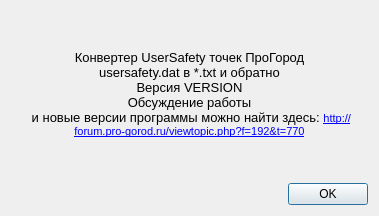
aunoor/pgsconverter, file ui/aboutdialog.ui: the form before one commit.
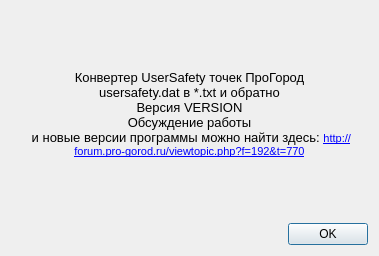
The form after the commit. Icons and pictures are not drawn.

Commit message: Множество мелких изменений в интерфейсе

```diff
--- a/ui/aboutdialog.ui
+++ b/ui/aboutdialog.ui
@@ -7,7 +7,7 @@
     <x>0</x>
     <y>0</y>
     <width>379</width>
-    <height>216</height>
+    <height>256</height>
    </rect>
   </property>
   <property name="minimumSize">
@@ -19,7 +19,7 @@
   <property name="maximumSize">
    <size>
     <width>379</width>
-    <height>216</height>
+    <height>256</height>
    </size>
   </property>
   <property name="windowTitle">
@@ -39,9 +39,9 @@
 &lt;p align=&quot;center&quot; style=&quot; margin-top:0px; margin-bottom:0px; margin-left:0px; margin-right:0px; -qt-block-indent:0; text-indent:0px;&quot;&gt;&lt;span style=&quot; font-family:'Sans'; font-size:10pt;&quot;&gt;Конвертер UserSafety точек ПроГород&lt;/span&gt;&lt;/p&gt;
 &lt;p align=&quot;center&quot; style=&quot; margin-top:0px; margin-bottom:0px; margin-left:0px; margin-right:0px; -qt-block-indent:0; text-indent:0px;&quot;&gt;&lt;span style=&quot; font-family:'Sans'; font-size:10pt;&quot;&gt;usersafety.dat в *.txt и обратно&lt;/span&gt;&lt;/p&gt;
 &lt;p align=&quot;center&quot; style=&quot; margin-top:0px; margin-bottom:0px; margin-left:0px; margin-right:0px; -qt-block-indent:0; text-indent:0px;&quot;&gt;&lt;span style=&quot; font-family:'Sans'; font-size:10pt;&quot;&gt;Версия VERSION&lt;/span&gt;&lt;/p&gt;
-&lt;p align=&quot;center&quot; style=&quot; margin-top:0px; margin-bottom:0px; margin-left:0px; margin-right:0px; -qt-block-indent:0; text-indent:0px;&quot;&gt;&lt;img src=&quot;:/gui/icons/map_edit.png&quot; /&gt;&lt;/p&gt;
+&lt;p align=&quot;center&quot; style=&quot; margin-top:0px; margin-bottom:0px; margin-left:0px; margin-right:0px; -qt-block-indent:0; text-indent:0px;&quot;&gt;&lt;img src=&quot;:/gui/icons/Users-Police-icon_small.png&quot; /&gt;&lt;/p&gt;
 &lt;p align=&quot;center&quot; style=&quot; margin-top:0px; margin-bottom:0px; margin-left:0px; margin-right:0px; -qt-block-indent:0; text-indent:0px;&quot;&gt;&lt;span style=&quot; font-family:'Sans'; font-size:10pt;&quot;&gt;Обсуждение работы&lt;/span&gt;&lt;/p&gt;
-&lt;p align=&quot;center&quot; style=&quot; margin-top:0px; margin-bottom:0px; margin-left:0px; margin-right:0px; -qt-block-indent:0; text-indent:0px;&quot;&gt;&lt;span style=&quot; font-family:'Sans'; font-size:10pt;&quot;&gt; и новые версии программы можно найти здесь: &lt;/span&gt;&lt;a href=&quot;http://forum.pro-gorod.ru/viewtopic.php?f=192&amp;amp;t=770&quot;&gt;&lt;span style=&quot; text-decoration: underline; color:#0000ff;&quot;&gt;http://forum.pro-gorod.ru/viewtopic.php?f=192&amp;amp;t=770&lt;/span&gt;&lt;/a&gt;&lt;/p&gt;&lt;/body&gt;&lt;/html&gt;</string>
+&lt;p align=&quot;center&quot; style=&quot; margin-top:0px; margin-bottom:0px; margin-left:0px; margin-right:0px; -qt-block-indent:0; text-indent:0px;&quot;&gt;&lt;span style=&quot; font-family:'Sans'; font-size:10pt;&quot;&gt; и новые версии программы можно найти здесь: &lt;/span&gt;&lt;a href=&quot;http://forum.pro-gorod.ru/viewtopic.php?f=192&amp;amp;t=770&quot;&gt;&lt;span style=&quot; font-size:8pt; text-decoration: underline; color:#0000ff;&quot;&gt;http://forum.pro-gorod.ru/viewtopic.php?f=192&amp;amp;t=770&lt;/span&gt;&lt;/a&gt;&lt;/p&gt;&lt;/body&gt;&lt;/html&gt;</string>
         </property>
         <property name="wordWrap">
          <bool>true</bool>
```
The commit also changes 6 other files.
